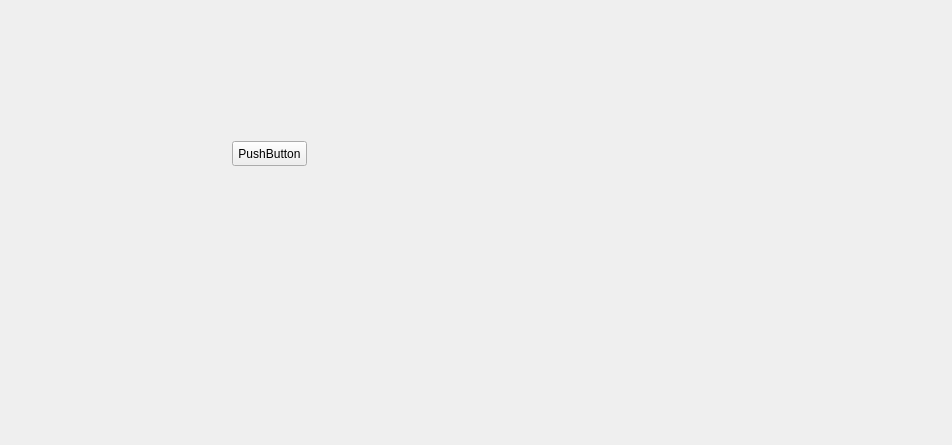
This is slsDetectorGui/forms/form_tab_debugging.ui in slsdetectorgroup/slsDetectorPackage as Qt 5 draws it before an edit. The edited form follows.
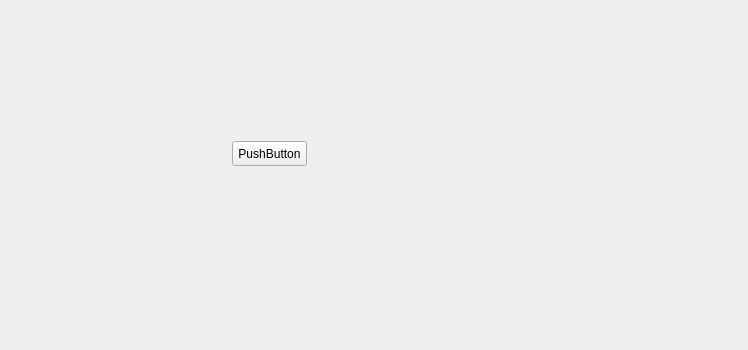
This is the edited form.

```diff
--- a/slsDetectorGui/forms/form_tab_debugging.ui
+++ b/slsDetectorGui/forms/form_tab_debugging.ui
@@ -6,20 +6,26 @@
    <rect>
     <x>0</x>
     <y>0</y>
-    <width>952</width>
-    <height>445</height>
+    <width>748</width>
+    <height>350</height>
    </rect>
   </property>
+  <property name="sizePolicy">
+   <sizepolicy hsizetype="Preferred" vsizetype="Fixed">
+    <horstretch>0</horstretch>
+    <verstretch>0</verstretch>
+   </sizepolicy>
+  </property>
   <property name="minimumSize">
    <size>
-    <width>952</width>
-    <height>445</height>
+    <width>0</width>
+    <height>0</height>
    </size>
   </property>
   <property name="maximumSize">
    <size>
-    <width>952</width>
-    <height>445</height>
+    <width>1000</width>
+    <height>1000</height>
    </size>
   </property>
   <property name="windowTitle">
```
